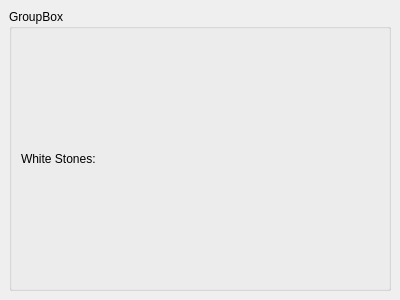
KDE/kalzium, file simulations/raform.ui: the form before one commit.
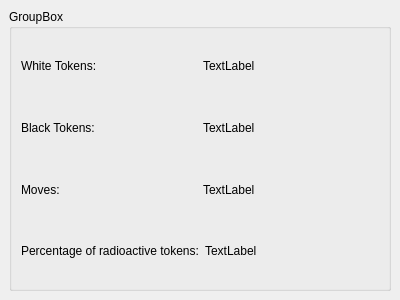
The form after the commit.

Commit message: Add one more ui-file for the stats

Diff of the .ui file:
```diff
--- a/simulations/raform.ui
+++ b/simulations/raform.ui
@@ -15,36 +15,123 @@
   <property name="windowTitle" >
    <string>Form</string>
   </property>
-  <layout class="QGridLayout" >
-   <property name="margin" >
-    <number>9</number>
+  <widget class="QGroupBox" name="groupBox" >
+   <property name="geometry" >
+    <rect>
+     <x>9</x>
+     <y>9</y>
+     <width>382</width>
+     <height>282</height>
+    </rect>
    </property>
-   <property name="spacing" >
-    <number>6</number>
+   <property name="title" >
+    <string>GroupBox</string>
    </property>
-   <item row="0" column="0" >
-    <widget class="QGroupBox" name="groupBox" >
-     <property name="title" >
-      <string>GroupBox</string>
-     </property>
-     <layout class="QGridLayout" >
+   <layout class="QVBoxLayout" >
+    <property name="margin" >
+     <number>9</number>
+    </property>
+    <property name="spacing" >
+     <number>6</number>
+    </property>
+    <item>
+     <layout class="QHBoxLayout" >
       <property name="margin" >
-       <number>9</number>
+       <number>0</number>
       </property>
       <property name="spacing" >
        <number>6</number>
       </property>
-      <item row="0" column="0" >
+      <item>
        <widget class="QLabel" name="label" >
         <property name="text" >
-         <string>White Stones:</string>
+         <string>White Tokens:</string>
         </property>
        </widget>
       </item>
+      <item>
+       <widget class="QLabel" name="label_5" >
+        <property name="text" >
+         <string>TextLabel</string>
+        </property>
+       </widget>
+      </item>
      </layout>
-    </widget>
-   </item>
-  </layout>
+    </item>
+    <item>
+     <layout class="QHBoxLayout" >
+      <property name="margin" >
+       <number>0</number>
+      </property>
+      <property name="spacing" >
+       <number>6</number>
+      </property>
+      <item>
+       <widget class="QLabel" name="label_2" >
+        <property name="text" >
+         <string>Black Tokens:</string>
+        </property>
+       </widget>
+      </item>
+      <item>
+       <widget class="QLabel" name="label_6" >
+        <property name="text" >
+         <string>TextLabel</string>
+        </property>
+       </widget>
+      </item>
+     </layout>
+    </item>
+    <item>
+     <layout class="QHBoxLayout" >
+      <property name="margin" >
+       <number>0</number>
+      </property>
+      <property name="spacing" >
+       <number>6</number>
+      </property>
+      <item>
+       <widget class="QLabel" name="label_3" >
+        <property name="text" >
+         <string>Moves:</string>
+        </property>
+       </widget>
+      </item>
+      <item>
+       <widget class="QLabel" name="label_7" >
+        <property name="text" >
+         <string>TextLabel</string>
+        </property>
+       </widget>
+      </item>
+     </layout>
+    </item>
+    <item>
+     <layout class="QHBoxLayout" >
+      <property name="margin" >
+       <number>0</number>
+      </property>
+      <property name="spacing" >
+       <number>6</number>
+      </property>
+      <item>
+       <widget class="QLabel" name="label_4" >
+        <property name="text" >
+         <string>Percentage of radioactive tokens:</string>
+        </property>
+       </widget>
+      </item>
+      <item>
+       <widget class="QLabel" name="label_8" >
+        <property name="text" >
+         <string>TextLabel</string>
+        </property>
+       </widget>
+      </item>
+     </layout>
+    </item>
+   </layout>
+  </widget>
  </widget>
  <pixmapfunction></pixmapfunction>
  <resources/>
```
The commit also changes 4 other files.
